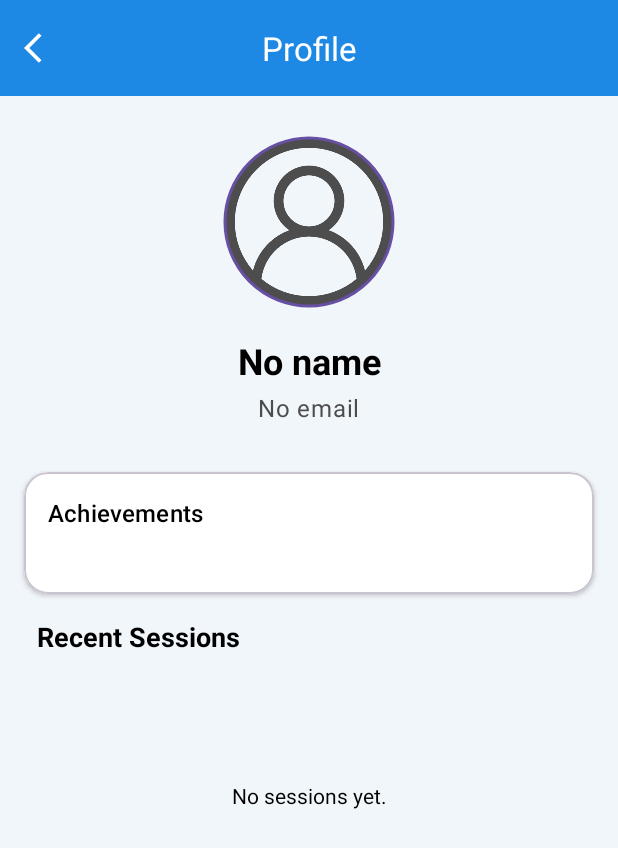
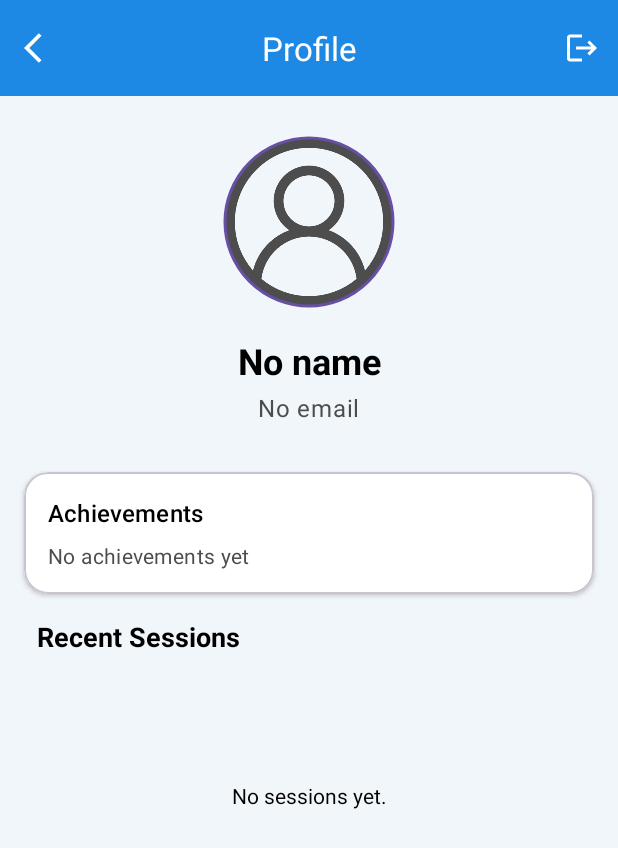
Before and after one commit to Dipesh12chourasiya/Student-Attention-tracker, an Android app: the ProfileActivity screen opened directly, with no data from a screen before it, on a phone screen of 412 x 824 dp. Shown: the top 848 px of the screen. Run offline under Robolectric (Android 15) with nearby library versions, the phone set to English and light mode, and no system bars; our stand-ins replace Firebase (no records; nobody signed in at launch, a user with empty details on screens opened directly), Room's generated code.

Commit message:
added achievments feature

```diff
--- a/app/src/main/java/com/example/irlstudentattentiontracker/ProfileActivity.kt
+++ b/app/src/main/java/com/example/irlstudentattentiontracker/ProfileActivity.kt
@@ -3,6 +3,8 @@ package com.example.irlstudentattentiontracker
 import android.content.Intent
 import android.graphics.Color
 import android.os.Bundle
+import android.view.Menu
+import android.view.MenuItem
 import androidx.activity.viewModels
 import androidx.appcompat.app.AppCompatActivity
 import androidx.recyclerview.widget.LinearLayoutManager
@@ -12,6 +14,13 @@ import com.example.irlstudentattentiontracker.viewmodel.UserViewModel
 import kotlinx.coroutines.flow.launchIn
 import kotlinx.coroutines.flow.onEach
 import androidx.lifecycle.lifecycleScope
+import com.example.detectfaceandexpression.models.SessionData
+import com.example.irlstudentattentiontracker.auth.LoginActivity
+import com.google.firebase.auth.FirebaseAuth
+import kotlinx.coroutines.flow.Flow
+import kotlinx.coroutines.launch
+import java.text.SimpleDateFormat
+import java.util.Locale
 
 class ProfileActivity : AppCompatActivity() {
 
@@ -25,6 +34,8 @@ class ProfileActivity : AppCompatActivity() {
         this.window.statusBarColor = Color.BLUE
         setContentView(binding.root)
 
+        setSupportActionBar(binding.topAppBar)
+
         // Back button
         binding.topAppBar.setNavigationOnClickListener {
             onBackPressedDispatcher.onBackPressed()
@@ -35,6 +46,14 @@ class ProfileActivity : AppCompatActivity() {
             binding.usernameTextView.text = username ?: "No name"
             binding.emailTextView.text = email ?: "No email"
         }
+
+        lifecycleScope.launch {
+            viewModel.getAllSessionsForUser().collect { sessions ->
+                displayAchievements(sessions)
+            }
+        }
+
+
 
         setupRecyclerView()
     }
@@ -58,4 +77,70 @@ class ProfileActivity : AppCompatActivity() {
             adapter.differ.submitList(sessions.reversed())
         }.launchIn(lifecycleScope)
     }
+
+
+    override fun onCreateOptionsMenu(menu: Menu?): Boolean {
+        menuInflater.inflate(R.menu.profile_menu, menu)
+        return true
+    }
+
+    override fun onOptionsItemSelected(item: MenuItem): Boolean {
+        return when (item.itemId) {
+            R.id.action_logout -> {
+                // Handle logout here
+                FirebaseAuth.getInstance().signOut()
+                startActivity(Intent(this, LoginActivity::class.java))
+                finish()
+                true
+            }
+            else -> super.onOptionsItemSelected(item)
+        }
+    }
+
+
+
+
+    private fun displayAchievements(sessions: List<SessionData>) {
+        val achievements = mutableListOf<String>()
+
+        // 1. Goal Setter: e.g., 2+ sessions per day
+        val sessionsByDate = sessions.groupBy { it.dateTime.split(",")[0] } // group by date
+        sessionsByDate.forEach { (_, dailySessions) ->
+            if (dailySessions.size >= 2) achievements.add("Goal Setter")
+        }
+
+        // 2. Consistency Champ: streak of daily sessions
+        val sortedDates = sessionsByDate.keys.map {
+            SimpleDateFormat("dd MMMM yyyy", Locale.getDefault()).parse(it)?.time ?: 0L
+        }.sorted()
+        var streak = 1
+        var maxStreak = 1
+        for (i in 1 until sortedDates.size) {
+            if (sortedDates[i] - sortedDates[i - 1] <= 24 * 60 * 60 * 1000L) { // consecutive days
+                streak++
+                if (streak > maxStreak) maxStreak = streak
+            } else streak = 1
+        }
+        if (maxStreak >= 3) achievements.add("Consistency Champ")
+
+        // 3. Attention Hero: highest attention percent in a session
+        val maxAttention = sessions.maxOfOrNull { it.attentionPercent ?: 0 } ?: 0
+        if (maxAttention >= 80) achievements.add("Attention Hero")
+
+        // 4. Improver: improved attention over time
+        if (sessions.size >= 2) {
+            val first = sessions.first().attentionPercent ?: 0
+            val last = sessions.last().attentionPercent ?: 0
+            if (last > first) achievements.add("Improver")
+        }
+
+        // 5. Display using ViewBinding
+        binding.achievementsTextView.text = if (achievements.isNotEmpty()) {
+            achievements.distinct().joinToString(", ")
+        } else {
+            "No achievements yet"
+        }
+    }
+
+
 }
--- /dev/null
+++ b/app/src/main/res/drawable/baseline_logout_24.xml
@@ -0,0 +1,5 @@
+<vector xmlns:android="http://schemas.android.com/apk/res/android" android:autoMirrored="true" android:height="24dp" android:tint="#fff" android:viewportHeight="24" android:viewportWidth="24" android:width="24dp">
+
+    <path android:fillColor="@android:color/white" android:pathData="M17,7l-1.41,1.41L18.17,11H8v2h10.17l-2.58,2.58L17,17l5,-5zM4,5h8V3H4c-1.1,0 -2,0.9 -2,2v14c0,1.1 0.9,2 2,2h8v-2H4V5z"/>
+
+</vector>
--- /dev/null
+++ b/app/src/main/res/menu/profile_menu.xml
@@ -0,0 +1,9 @@
+<?xml version="1.0" encoding="utf-8"?>
+<menu xmlns:android="http://schemas.android.com/apk/res/android"
+    xmlns:app="http://schemas.android.com/apk/res-auto">
+    <item
+        android:id="@+id/action_logout"
+        android:icon="@drawable/baseline_logout_24"
+        android:title="Logout"
+        app:showAsAction="always" />
+</menu>
--- a/gradle.properties
+++ b/gradle.properties
@@ -6,7 +6,6 @@
 # http://www.gradle.org/docs/current/userguide/build_environment.html
 # Specifies the JVM arguments used for the daemon process.
 # The setting is particularly useful for tweaking memory settings.
-org.gradle.jvmargs=-Xmx2048m -Dfile.encoding=UTF-8
 # When configured, Gradle will run in incubating parallel mode.
 # This option should only be used with decoupled projects. For more details, visit
 # https://developer.android.com/r/tools/gradle-multi-project-decoupled-projects
@@ -23,3 +22,6 @@ kotlin.code.style=official
 android.nonTransitiveRClass=true
 
 android.enableJetifier=true
+
+kapt.use.jvm.ir=true
+org.gradle.jvmargs=--add-opens=jdk.compiler/com.sun.tools.javac.main=ALL-UNNAMED
--- a/gradle/libs.versions.toml
+++ b/gradle/libs.versions.toml
@@ -1,6 +1,6 @@
 [versions]
 agp = "8.6.1"
-kotlin = "1.9.0"
+kotlin = "1.9.24"
 coreKtx = "1.16.0"
 junit = "4.13.2"
 junitVersion = "1.2.1"
```
Also changed, not shown: app/src/main/java/com/example/irlstudentattentiontracker/auth/LoginActivity.kt (+48 -0 lines), app/src/main/java/com/example/irlstudentattentiontracker/models/Achievement.kt (added, +83 -0 lines), build.gradle.kts (line endings or trailing spaces).
